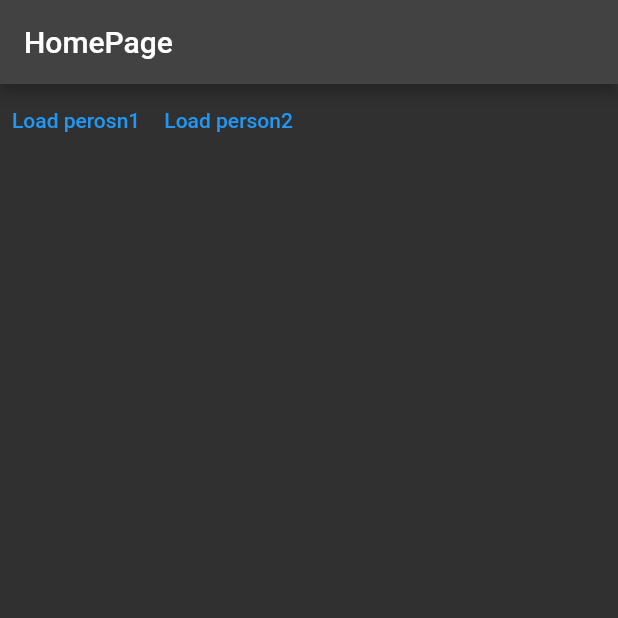
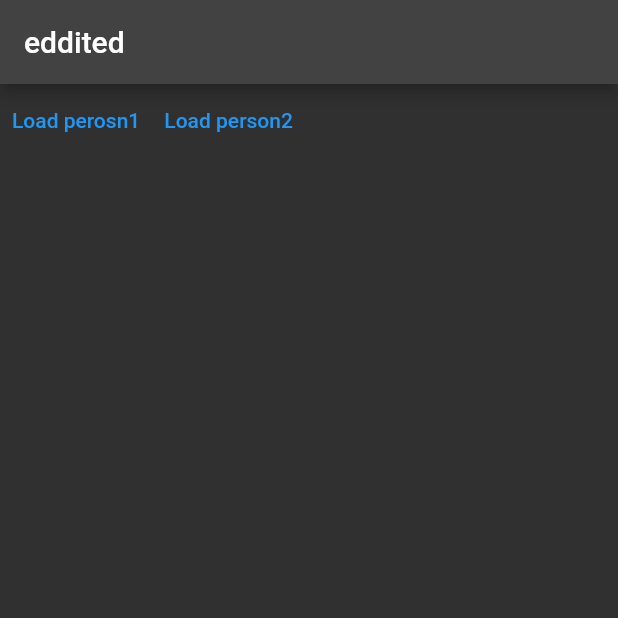
Before and after one commit to rasjonny/person_json_loader, a Flutter app: the screen it shows after launch, on a phone screen of 412 x 824 dp, the top half of it. Run offline on Flutter 3.47's test engine with Material 2 defaults, Android fonts, the phone set to English and light mode, and no system bars; our stand-ins replace flutter_bloc.

Commit message:
commited-after-edited

```diff
--- a/lib/main.dart
+++ b/lib/main.dart
@@ -1,6 +1,6 @@
 import 'dart:convert';
 import 'dart:developer';
-
+//saving the tag after eddidting it
 import 'dart:io';
 
 import 'package:flutter/material.dart';
@@ -126,7 +126,7 @@ class HomePage extends StatelessWidget {
   @override
   Widget build(BuildContext context) {
     return Scaffold(
-      appBar: AppBar(title: const Text('HomePage')),
+      appBar: AppBar(title: const Text('eddited')),
       body: BlocBuilder<PersonBloc, FetchResults?>(
         builder: (context, state) {
           final persons = state?.persons;
```
